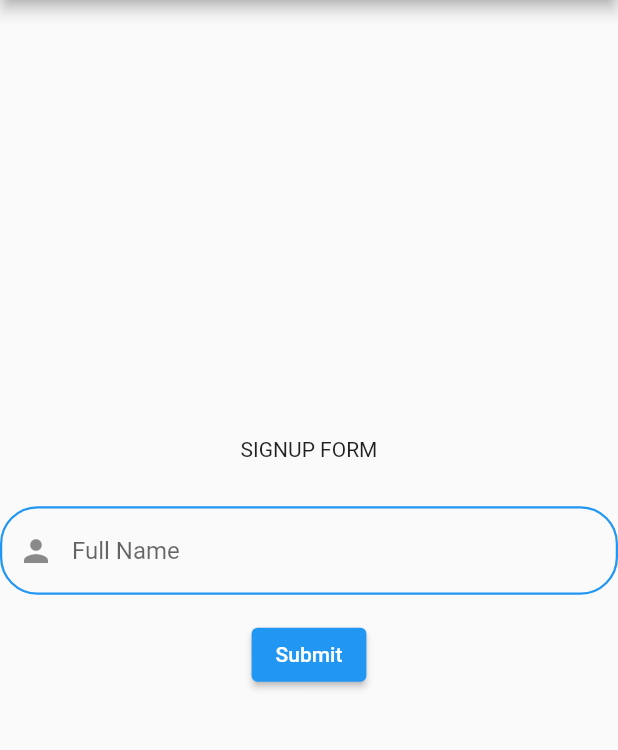
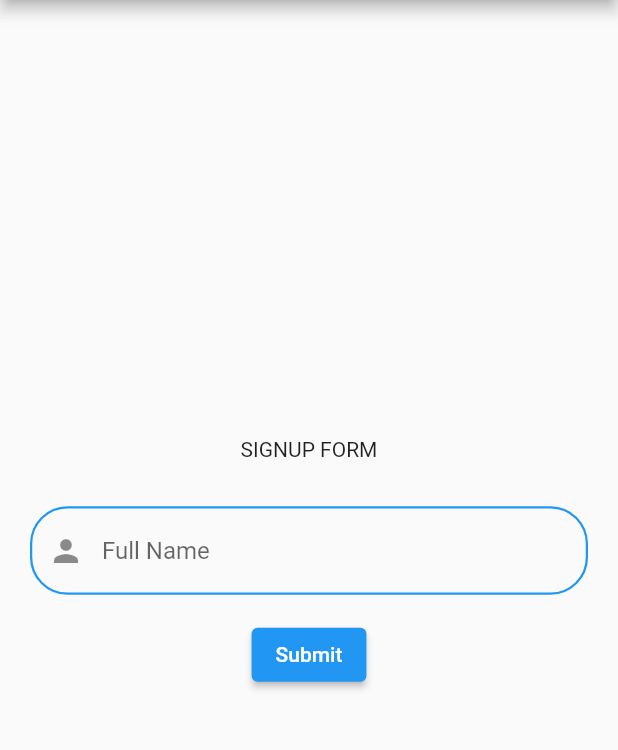
Before and after one commit to Petar81/Track-Bank-Expenses, a Flutter app: the screen it shows after launch, on a phone screen of 412 x 824 dp, the part 84-834 px from its top. Run offline on Flutter 3.47's test engine with Material 2 defaults, Android fonts, the phone set to English and light mode, and no system bars; our stand-ins replace charts_flutter, firebase_auth, firebase_core, firebase_database, fl_chart, pie_chart; accounts and stored records are empty.

Commit message:
add padding all around the form

```diff
--- a/lib/screens/user_auth.dart
+++ b/lib/screens/user_auth.dart
@@ -18,7 +18,8 @@ class _UserAuthState extends State<UserAuth> {
         title: Text(widget.title),
       ),
       body: Center(
-        child: Center(
+        child: Padding(
+          padding: const EdgeInsets.all(20.0),
           child: Column(
             mainAxisAlignment: MainAxisAlignment.center,
             children: <Widget>[
```
